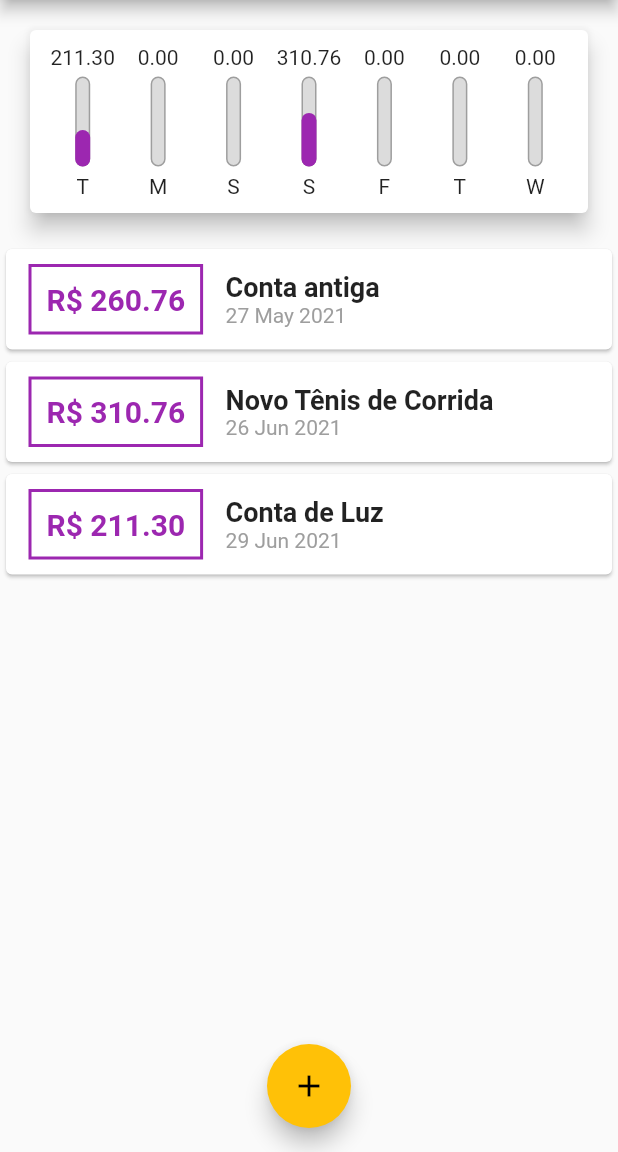
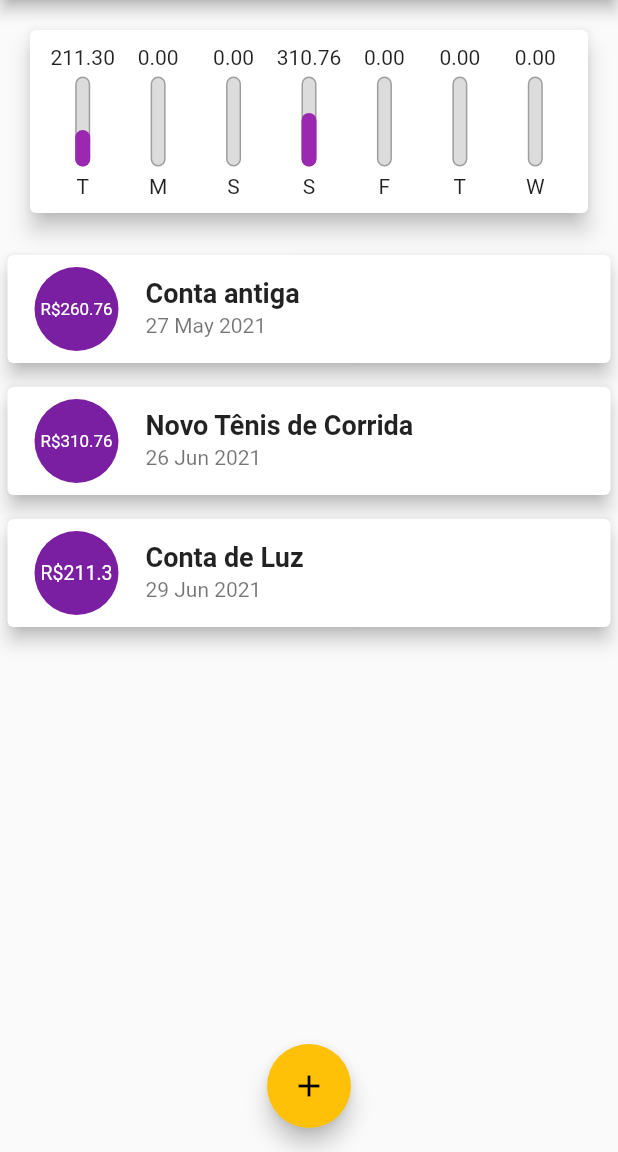
Before and after one commit to rpajf/flutter-expenses, a Flutter app: the screen it shows after launch, on a phone screen of 412 x 824 dp, the part 84-1236 px from its top. Run offline on Flutter 3.47's test engine with Material 2 defaults, Android fonts, the phone set to English and light mode, and no system bars; our stand-ins replace rflutter_alert; Roboto replaces fonts that are missing (OpenSans, Quicksand).

Commit message:
transaction_list changed to component ListTitle

```diff
--- a/lib/components/transaction_list.dart
+++ b/lib/components/transaction_list.dart
@@ -38,49 +38,25 @@ class TransactionList extends StatelessWidget {
               itemBuilder: (cntext, index) {
                 final tr = transactions[index];
                 return Card(
-                  child: Row(
-                    children: <Widget>[
-                      Container(
+                  elevation: 5,
                   margin: EdgeInsets.symmetric(
-                          horizontal: 15,
-                          vertical: 10,
+                    vertical: 8,
+                    horizontal: 5
                   ),
-                        decoration: BoxDecoration(
-                          border: Border.all(
-                            color: Theme.of(context).primaryColor,
-                            width: 2,
+                  child: ListTile(
+                    leading: CircleAvatar(
+                      radius: 30,
+                      child: Padding(
+                        padding: const EdgeInsets.all(6.0),
+                        child: FittedBox(child: Text('R\$${tr.value}')),
                       ),
                     ),
-                        padding: EdgeInsets.all(10),
-                        child: Text(
-                          'R\$ ${tr.value.toStringAsFixed(2)}',
-                          style: TextStyle(
-                            fontWeight: FontWeight.bold,
-                            fontSize: 20,
-                            color: Theme.of(context).primaryColor,
-                          ),
-                        ),
-                      ),
-                      Column(
-                        crossAxisAlignment: CrossAxisAlignment.start,
-                        children: <Widget>[
-                          Text(
+                    title: Text(
                       tr.title,
                       style: Theme.of(context).textTheme.headline6,
-                            // style: TextStyle(
-                            //   fontSize: 16,
-                            //   fontWeight: FontWeight.bold,
-                            // ),
                     ),
-                          Text(
-                            DateFormat('d MMM y').format(tr.date),
-                            style: TextStyle(
-                              color: Colors.grey,
-                            ),
-                          ),
-                        ],
-                      )
-                    ],
+                    subtitle: Text(DateFormat('d MMM y').format(tr.date)),
+                    // trailing: excludeTransaction,
                   ),
                 );
               }),
```
Lines whose indentation alone changed are shown as unchanged.
